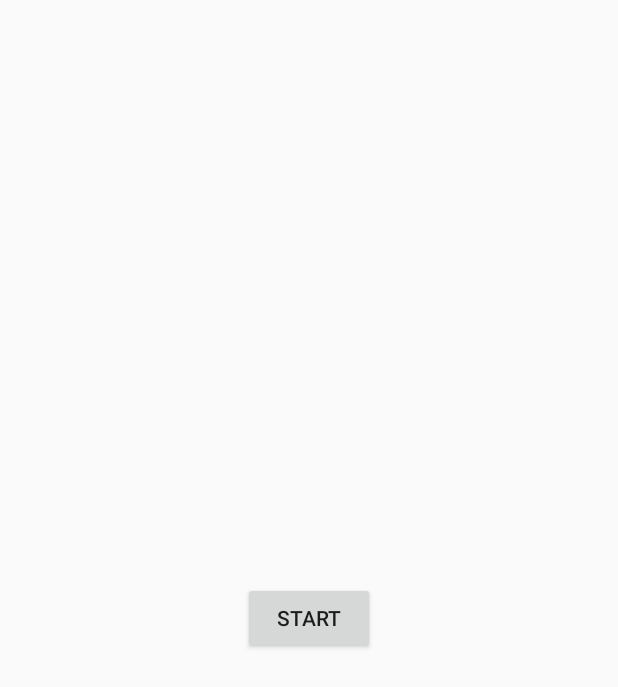
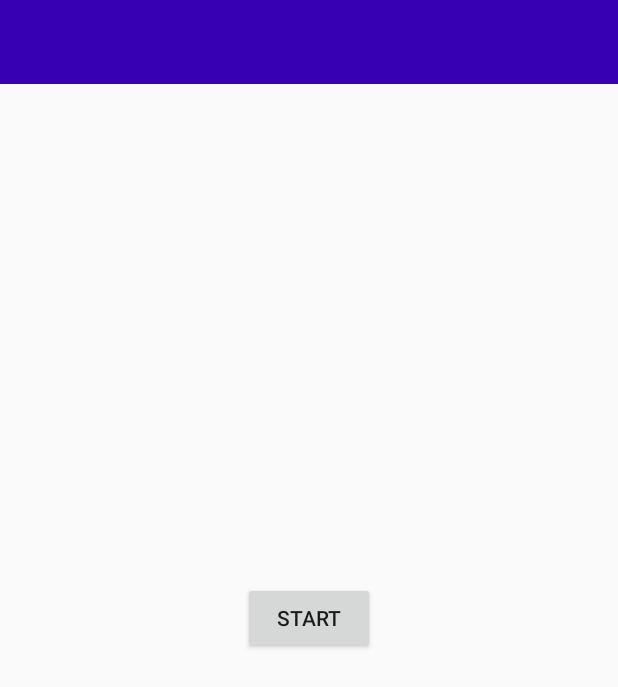
Before and after one commit to momomo0420-lab/Footprints, an Android app: the fragment CheckPermissionFragment shown on its own in the app's theme, on a phone screen of 412 x 824 dp. Shown: the top 687 px of the screen. Run offline under Robolectric (Android 15) with nearby library versions, the phone set to English and light mode, and no system bars; our stand-ins replace data binding; 1 statement that could not run was skipped.

Commit message:
Added a function to check permissions and an app menu(2).

```diff
--- a/app/src/main/java/com/example/footprints/model/util/MyPermissionsUtil.kt
+++ b/app/src/main/java/com/example/footprints/model/util/MyPermissionsUtil.kt
@@ -26,7 +26,8 @@ object MyPermissionsUtil {
     ) : CheckResult {
         var result = CheckResult.ALL_GRANTED
 
-        var i = 0
+        var errorCount = 0
+        var errorPermission = ""
 
         for(requiredPermission in requiredPermissions) {
             val checkResult = ContextCompat.checkSelfPermission(
@@ -35,14 +36,14 @@ object MyPermissionsUtil {
 
             if(checkResult != PackageManager.PERMISSION_GRANTED) {
                 result = CheckResult.UNAUTHORIZED
+                errorPermission = requiredPermission
+                errorCount++
                 break
             }
-
-            i++
         }
 
-        if((result == CheckResult.UNAUTHORIZED)
-            && (i == requiredPermissions.size)) {
+        if((errorCount == 1)
+            && (errorPermission == Manifest.permission.ACCESS_BACKGROUND_LOCATION)) {
             result = CheckResult.PARTIALLY_PERMITTED
         }
 
--- a/app/src/main/res/layout/fragment_check_permission.xml
+++ b/app/src/main/res/layout/fragment_check_permission.xml
@@ -15,6 +15,17 @@
         android:layout_height="match_parent"
         tools:context=".ui.permission_checker.CheckPermissionFragment">
 
+        <androidx.appcompat.widget.Toolbar
+            android:id="@+id/toolbar2"
+            android:layout_width="match_parent"
+            android:layout_height="wrap_content"
+            android:background="@color/purple_700"
+            android:minHeight="?attr/actionBarSize"
+            android:theme="?attr/actionBarTheme"
+            app:layout_constraintEnd_toEndOf="parent"
+            app:layout_constraintStart_toStartOf="parent"
+            app:layout_constraintTop_toTopOf="parent" />
+
         <Button
             android:id="@+id/go_to_main_fragment"
             android:layout_width="wrap_content"
```
